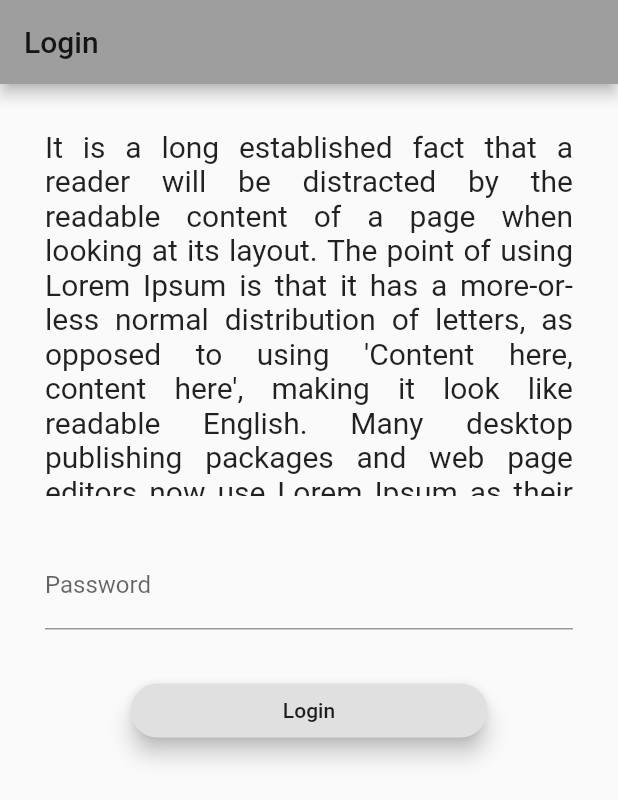
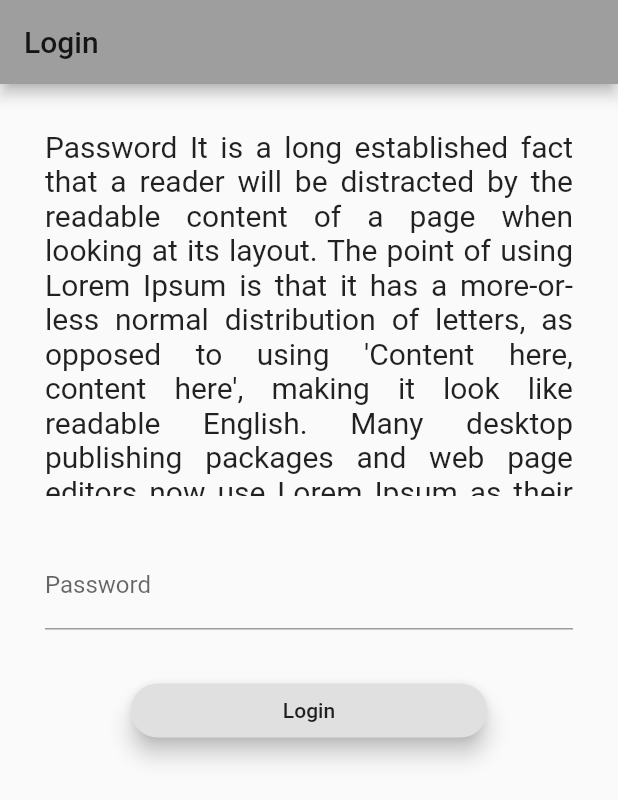
Before and after one commit to MohsenDehghankar/project_tracker, a Flutter app: the screen it shows after launch, after a tap on "NEXT", on a phone screen of 412 x 824 dp. Shown: the top 800 px of the screen. Run offline on Flutter 3.47's test engine with Material 2 defaults, Android fonts, the phone set to English and light mode, and no system bars.

Commit message:
orientation handling busy works

```diff
--- a/lib/main.dart
+++ b/lib/main.dart
@@ -1,6 +1,6 @@
 import 'package:flutter/material.dart';
 import 'package:flutter/widgets.dart';
-import 'package:project_tracker/ui/auth_widgets.dart';
+import 'package:project_tracker/ui/auth/auth_widget.dart';
 
 void main() {
   runApp(MyApp());
@@ -33,12 +33,13 @@ class _LoginState extends State<LoginWidget> {
 
   @override
   Widget build(BuildContext context) {
+    AppBar appBar = AppBar(
+      title: Text(widget.title),
+    );
     return Scaffold(
-        appBar: AppBar(
-          title: Text(widget.title),
-        ),
+        appBar: appBar,
         // todo Go to Auth widget if not logged in.
-        body: AuthWidget()
+        body: AuthWidget(appBar)
     );
   }
 }
--- a/lib/style/strings.dart
+++ b/lib/style/strings.dart
@@ -1,6 +1,13 @@
 
 class Strings {
-  static const String appDescription = """
-It is a long established fact that a reader will be distracted by the readable content of a page when looking at its layout. The point of using Lorem Ipsum is that it has a more-or-less normal distribution of letters, as opposed to using 'Content here, content here', making it look like readable English. Many desktop publishing packages and web page editors now use Lorem Ipsum as their default model text, and a search for 'lorem ipsum' will uncover many web sites still in their infancy.
+  static const String userPageDescription = """
+Username It is a long established fact that a reader will be distracted by the readable content of a page when looking at its layout. The point of using Lorem Ipsum is that it has a more-or-less normal distribution of letters, as opposed to using 'Content here, content here', making it look like readable English. Many desktop publishing packages and web page editors now use Lorem Ipsum as their default model text, and a search for 'lorem ipsum' will uncover many web sites still in their infancy.
   """;
+  static const String passPageDescription = """
+Password It is a long established fact that a reader will be distracted by the readable content of a page when looking at its layout. The point of using Lorem Ipsum is that it has a more-or-less normal distribution of letters, as opposed to using 'Content here, content here', making it look like readable English. Many desktop publishing packages and web page editors now use Lorem Ipsum as their default model text, and a search for 'lorem ipsum' will uncover many web sites still in their infancy.
+  """;
+  static const String username = "Username";
+  static const String password = "Password";
+  static const String next = "NEXT";
+  static const String login = "Login";
 }
--- /dev/null
+++ b/lib/ui/auth/auth_widget.dart
@@ -0,0 +1,250 @@
+import 'package:flutter/material.dart';
+import 'package:flutter/widgets.dart';
+import 'package:project_tracker/style/strings.dart';
+import 'package:project_tracker/ui/auth/page_transition_anim.dart';
+
+///
+/// Authentication Widget:
+///   1. Input Fields
+///   2. App Description
+///
+class AuthWidget extends StatefulWidget {
+  final AppBar appbar;
+
+  AuthWidget(this.appbar);
+
+  @override
+  AuthState createState() => AuthState(appbar);
+}
+
+class AuthState extends State<AuthWidget> {
+  // If it is Username page.
+  bool isUsrPage;
+
+  // If user/pass sent
+  bool sent;
+
+  final AppBar appBar;
+
+  AuthState(this.appBar);
+
+  @override
+  void initState() {
+    super.initState();
+    isUsrPage = true;
+    sent = false;
+  }
+
+  ///
+  /// Go to Password page
+  ///
+  void _enterPassword() {
+    setState(() {
+      isUsrPage = false;
+    });
+  }
+
+  ///
+  /// Create Widgets related to username input.
+  ///
+  static Widget _buildUsernameInputWidget(
+      BuildContext context, void Function() nxtBtnCallBack, bool isPortrait) {
+    Widget field = TextField(
+      key: UniqueKey(),
+      onSubmitted: (input) => nxtBtnCallBack(),
+      textInputAction: TextInputAction.next,
+      decoration: InputDecoration(
+        labelText: Strings.username,
+      ),
+    );
+    if (isPortrait) {
+      return Column(
+          key: UniqueKey(),
+          mainAxisAlignment: MainAxisAlignment.center,
+          children: <Widget>[
+            Padding(padding: EdgeInsets.all(30.0), child: field),
+            _buildLoginButton(context, nxtBtnCallBack, Strings.next, isPortrait)
+          ]);
+    } else {
+      return Column(
+        children: <Widget>[
+          Center(
+            child: SizedBox(
+              width: MediaQuery.of(context).size.width / 3,
+              child: field,
+            ),
+          ),
+          _buildLoginButton(context, () {}, Strings.next, isPortrait)
+        ],
+      );
+    }
+  }
+
+  ///
+  /// Create Login (Next) button.
+  ///
+  static Widget _buildLoginButton(
+      BuildContext context, void Function() f, String text, bool portrait) {
+    return RaisedButton(
+        // color: Theme.of(context).backgroundColor,
+        elevation: 6.0,
+        // splashColor: Theme.of(context).,
+        shape: RoundedRectangleBorder(
+          borderRadius: BorderRadius.circular(30.0),
+        ),
+        textTheme: ButtonTextTheme.normal,
+        onPressed: f,
+        child: Container(
+            width: portrait
+                ? MediaQuery.of(context).size.width / 2
+                : MediaQuery.of(context).size.width / 3,
+            child: Center(
+                child: Text(
+              text,
+            ))));
+  }
+
+  ///
+  /// Widget for App Desc.
+  ///
+  Widget _buildDescWidget(BuildContext context, String desc, bool isPortrait) {
+    Size size = MediaQuery.of(context).size;
+    var height = isPortrait
+        ? size.height / 3
+        : size.height - appBar.preferredSize.height;
+    var width = isPortrait ? size.width : size.width / 2;
+    return Container(
+        key: UniqueKey(),
+        height: height,
+        width: width,
+        child: Scrollbar(
+            thickness: 20.0,
+            radius: Radius.circular(20.0),
+            child: SingleChildScrollView(
+                child: Padding(
+                    padding: EdgeInsets.all(30.0),
+                    child: Text(
+                      desc,
+                      style: TextStyle(fontSize: 20),
+                      textAlign: TextAlign.justify,
+                    )))));
+  }
+
+  ///
+  /// Create Widgets for Password input.
+  ///
+  static Widget _buildPasswordInputWidget(
+      BuildContext context, void Function() loginBtnCallBack, bool isPortrait) {
+    Widget field = TextField(
+      key: UniqueKey(),
+      onSubmitted: (input) => loginBtnCallBack(),
+      textInputAction: TextInputAction.send,
+      obscureText: true,
+      decoration: InputDecoration(labelText: Strings.password),
+    );
+    if (isPortrait) {
+      return Column(
+          key: UniqueKey(),
+          mainAxisAlignment: MainAxisAlignment.center,
+          children: <Widget>[
+            Padding(padding: EdgeInsets.all(30.0), child: field),
+            _buildLoginButton(
+                context, loginBtnCallBack, Strings.login, isPortrait)
+          ]);
+    } else {
+      return Expanded(
+          child: Column(
+        children: <Widget>[
+          Center(
+            child: SizedBox(
+              width: MediaQuery.of(context).size.width / 3,
+              child: field,
+            ),
+          ),
+          _buildLoginButton(context, () {}, Strings.login, isPortrait)
+        ],
+      ));
+    }
+  }
+
+  ///
+  /// Login Button Callback
+  ///
+  void _loginCallBack() {
+    setState(() {
+      // todo work with API request
+      sent = true;
+    });
+  }
+
+  ///
+  /// Get Main Auth Widget based on Orientation
+  ///
+  Widget getAuthWidgetByOrient(BuildContext context, Orientation orientation) {
+    AnimatedSwitcher switcher = AnimationBuilder.getAnimation(
+      isUsrPage
+          ? _buildUsernameInputWidget(
+              context, _enterPassword, orientation == Orientation.portrait)
+          : sent
+              ? CircularProgressIndicator()
+              : _buildPasswordInputWidget(
+                  context, _loginCallBack, orientation == Orientation.portrait),
+    );
+    List<Widget> subWidgets = <Widget>[
+      AnimationBuilder.getAnimation(isUsrPage
+          ? _buildDescWidget(context, Strings.userPageDescription,
+              orientation == Orientation.portrait)
+          : _buildDescWidget(context, Strings.passPageDescription,
+              orientation == Orientation.portrait)),
+      orientation == Orientation.portrait ? switcher : Expanded(child: switcher)
+    ];
+    return orientation == Orientation.portrait
+        ? Column(
+            children: subWidgets,
+          )
+        : Row(
+            /*crossAxisAlignment: CrossAxisAlignment.start,
+            children: <Widget>[
+              Container(
+                  key: UniqueKey(),
+                  height: MediaQuery.of(context).size.height -
+                      appBar.preferredSize.height,
+                  width: MediaQuery.of(context).size.width / 2,
+                  child: Scrollbar(
+                      thickness: 20.0,
+                      radius: Radius.circular(20.0),
+                      child: SingleChildScrollView(
+                          child: Padding(
+                              padding: EdgeInsets.all(30.0),
+                              child: Text(
+                                Strings.userPageDescription,
+                                style: TextStyle(fontSize: 20),
+                                textAlign: TextAlign.justify,
+                              ))))),
+              Expanded(
+                  child: Column(children: <Widget>[
+                Center(
+                    child: SizedBox(
+                        width: MediaQuery.of(context).size.width / 3,
+                        child: TextField(
+                          key: UniqueKey(),
+                          onSubmitted: (input) => {},
+                          textInputAction: TextInputAction.next,
+                          decoration: InputDecoration(
+                            labelText: Strings.username,
+                          ),
+                        ))),
+                _buildLoginButton(context, () => {}, Strings.next, false)
+              ])),
+            ],*/
+            children: subWidgets,
+          );
+  }
+
+  @override
+  Widget build(BuildContext context) {
+    Orientation orientation = MediaQuery.of(context).orientation;
+    return SingleChildScrollView(
+        child: Center(child: getAuthWidgetByOrient(context, orientation)));
+  }
+}
--- /dev/null
+++ b/lib/ui/auth/page_transition_anim.dart
@@ -0,0 +1,15 @@
+import 'package:flutter/widgets.dart';
+import 'package:flutter/material.dart';
+
+
+class AnimationBuilder {
+  ///
+  /// AnimatedSwitcher for User/Pass pages
+  ///
+  static AnimatedSwitcher getAnimation(Widget child){
+    return AnimatedSwitcher(
+        duration: Duration(milliseconds: 500),
+        child: child,
+    );
+  }
+}
--- a/lib/ui/auth_widgets.dart
+++ /dev/null
@@ -1,153 +0,0 @@
-import 'package:flutter/material.dart';
-import 'package:flutter/widgets.dart';
-import 'package:project_tracker/style/strings.dart';
-
-class AuthWidget extends StatefulWidget {
-  @override
-  AuthState createState() => AuthState();
-}
-
-class AuthState extends State<AuthWidget> {
-  // If it is Username page.
-  bool isUsrPage;
-
-  // If user/pass sent
-  bool sent;
-
-  @override
-  void initState() {
-    super.initState();
-    isUsrPage = true;
-    sent = false;
-  }
-
-  ///
-  /// Go to Password page
-  ///
-  void _enterPassword() {
-    setState(() {
-      isUsrPage = false;
-    });
-  }
-
-  ///
-  /// Create Widgets related to username input.
-  ///
-  static Widget _buildUsernameInputWidget(
-      BuildContext context, void Function() nxtBtnCallBack) {
-    return Column(
-        key: UniqueKey(),
-        mainAxisAlignment: MainAxisAlignment.center,
-        children: <Widget>[
-          Padding(
-              padding: EdgeInsets.all(30.0),
-              child: TextField(
-                // todo
-                // controller: TextEditingController(),
-                key: UniqueKey(),
-                onSubmitted: (input) => nxtBtnCallBack(),
-                textInputAction: TextInputAction.next,
-                decoration: InputDecoration(
-                  // hintText: "Username",
-                  labelText: "Username",
-                ),
-              )),
-          _buildLoginButton(context, nxtBtnCallBack, "NEXT")
-        ]);
-  }
-
-  ///
-  /// Create Login (Next) button.
-  ///
-  static Widget _buildLoginButton(
-      BuildContext context, void Function() f, String text) {
-    return RaisedButton(
-        // color: Theme.of(context).backgroundColor,
-        elevation: 6.0,
-        // splashColor: Theme.of(context).,
-        shape: RoundedRectangleBorder(
-          borderRadius: BorderRadius.circular(30.0),
-        ),
-        textTheme: ButtonTextTheme.normal,
-        onPressed: f,
-        child: Container(
-            width: MediaQuery.of(context).size.width / 2,
-            child: Center(
-                child: Text(
-              text,
-            ))));
-  }
-
-  ///
-  /// Widget for App Desc.
-  ///
-  static Widget _buildDescWidget(BuildContext context) {
-    var spaceForDesc = MediaQuery.of(context).size.height / 3;
-    return Container(
-        height: spaceForDesc,
-        child: Scrollbar(
-            thickness: 20.0,
-            radius: Radius.circular(20.0),
-            child: SingleChildScrollView(
-                child: Padding(
-                    padding: EdgeInsets.all(30.0),
-                    child: Text(
-                      Strings.appDescription,
-                      style: TextStyle(fontSize: 20),
-                      textAlign: TextAlign.justify,
-                    )))));
-  }
-
-  ///
-  /// Create Widgets for Password input.
-  ///
-  static Widget _buildPasswordInputWidget(
-      BuildContext context, void Function() loginBtnCallBack) {
-    return Column(
-        key: UniqueKey(),
-        mainAxisAlignment: MainAxisAlignment.center,
-        children: <Widget>[
-          Padding(
-              padding: EdgeInsets.all(30.0),
-              child: TextField(
-                key: UniqueKey(),
-                onSubmitted: (input) => loginBtnCallBack(),
-                textInputAction: TextInputAction.send,
-                obscureText: true,
-                decoration: InputDecoration(labelText: "Password"),
-              )),
-          _buildLoginButton(context, loginBtnCallBack, "Login")
-        ]);
-  }
-
-  ///
-  /// Login Button Callback
-  ///
-  void _loginCallBack() {
-    setState(() {
-      // todo work with API request
-      sent = true;
-    });
-  }
-
-  @override
-  Widget build(BuildContext context) {
-    return SingleChildScrollView(
-      child: Center(
-        child: Column(
-          children: <Widget>[
-            _buildDescWidget(context),
-            AnimatedSwitcher(
-              duration: Duration(milliseconds: 500),
-              child: isUsrPage
-                  ? _buildUsernameInputWidget(context, _enterPassword)
-                  : sent
-                      ? CircularProgressIndicator()
-                      : _buildPasswordInputWidget(context, _loginCallBack),
-            )
-          ],
-        ),
-      ),
-    );
-  }
-}
```
